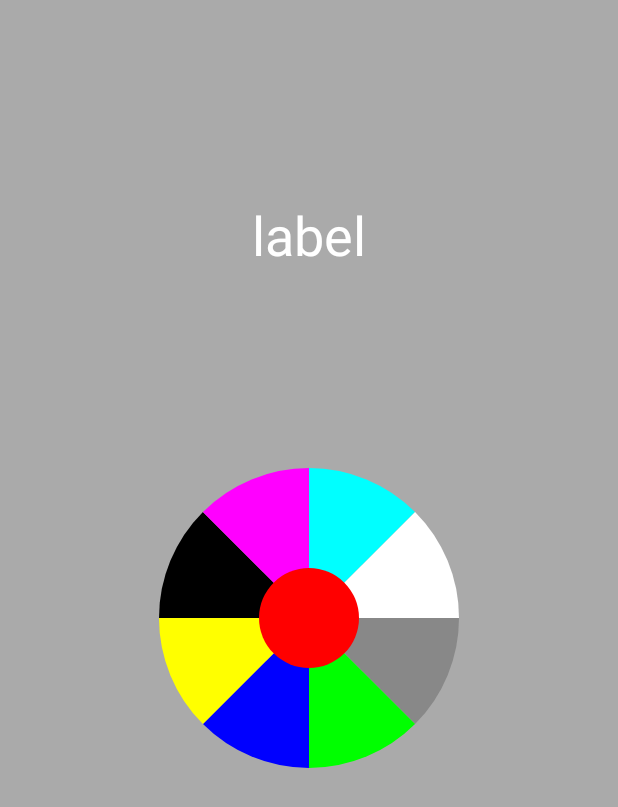
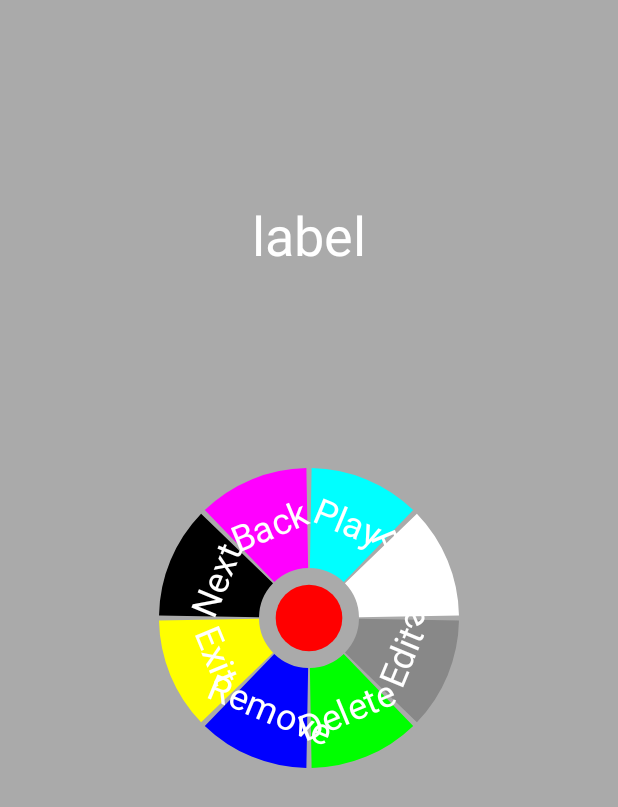
Before and after one commit to NORMss/CustomView, an Android app: the layout activity_main.xml on its own in the app's theme, with its tools: preview values and no code run, on a phone screen of 412 x 824 dp. Shown: the top 807 px of the screen. Run offline under Robolectric (Android 15) with nearby library versions, the phone set to English and light mode, and no system bars.

Commit message:
feature(drawMenuText): feature drawMenuText in TestView.kt
Closes #5

```diff
--- a/app/src/main/java/com/norm/mycustomview/MainActivity.kt
+++ b/app/src/main/java/com/norm/mycustomview/MainActivity.kt
@@ -6,10 +6,6 @@ import com.norm.mycustomview.databinding.ActivityMainBinding
 
 class MainActivity : AppCompatActivity(), TestView.Listener {
     private lateinit var binding: ActivityMainBinding
-    private val menuList = listOf(
-        "Edit", "Delete", "Remove", "Exit",
-        "Next", "Back", "Play", "Pause"
-    )
 
     override fun onCreate(savedInstanceState: Bundle?) {
         super.onCreate(savedInstanceState)
@@ -19,6 +15,6 @@ class MainActivity : AppCompatActivity(), TestView.Listener {
     }
 
     override fun onClick(index: Int) {
-        binding.textView.text = menuList[index]
+        binding.textView.text = TextUtils.menuList[index]
     }
 }
--- a/app/src/main/java/com/norm/mycustomview/TestView.kt
+++ b/app/src/main/java/com/norm/mycustomview/TestView.kt
@@ -4,17 +4,22 @@ import android.content.Context
 import android.graphics.Canvas
 import android.graphics.Color
 import android.graphics.Paint
+import android.graphics.Rect
 import android.util.AttributeSet
 import android.util.Log
 import android.view.MotionEvent
 import android.view.View
 import kotlin.math.atan2
+import kotlin.math.cos
+import kotlin.math.sin
 
 class TestView(
     context: Context,
     attributeSet: AttributeSet,
 ) : View(context, attributeSet) {
     var listener: Listener? = null
+    private val paintCWidth = 100f
+    private val paintText = Paint()
     private val paint = Paint()
     private val paintC = Paint()
     private val startAngle = 0f
@@ -32,11 +37,14 @@ class TestView(
     private var buttonClicked = 0
 
     init {
+        paintText.style = Paint.Style.FILL
+        paintText.color = Color.WHITE
+        paintText.textSize = 36f
         paint.style = Paint.Style.STROKE
         paint.color = Color.GRAY
         paint.strokeWidth = 5f
-        paintC.style = Paint.Style.FILL
         paintC.color = Color.RED
+        paintC.strokeWidth = paintCWidth
     }
 
     override fun onDraw(canvas: Canvas) {
@@ -47,7 +55,8 @@ class TestView(
     private fun drawCircleButton(canvas: Canvas) {
         val centerX = width / 2f
         val centerY = height / 2f
-        val radius = width.coerceAtMost(height) / 2f
+        val radius = (width.coerceAtMost(height) / 2f) - paintCWidth / 2
+        paintC.style = Paint.Style.STROKE
         for (i in colors.indices) {
             paintC.color = if (i == buttonClicked)
                 Color.GRAY
@@ -57,12 +66,13 @@ class TestView(
                 centerY - radius,
                 centerX + radius,
                 centerY + radius,
-                startAngle + i * sweepAngle,
-                sweepAngle,
-                true,
+                startAngle + i * sweepAngle + 1,
+                sweepAngle - 2,
+                false,
                 paintC
             )
         }
+        paintC.style = Paint.Style.FILL
         //Setting the color of the central circle by pressing the button
         paintC.color = colors[buttonClicked]
         canvas.drawCircle(
@@ -71,6 +81,44 @@ class TestView(
             radius / 3f,
             paintC
         )
+        drawMenuText(canvas)
+    }
+
+    private fun drawMenuText(canvas: Canvas) {
+        TextUtils.menuList.forEachIndexed { index, text ->
+            val rect = Rect()
+            paintText.getTextBounds(text, 0, text.length, rect)
+            val angle =
+                ((360f / TextUtils.menuList.size) * index) + ((360f / TextUtils.menuList.size) / 2f)
+            val coordinate = getXY(angle)
+            if (index in 0..3)
+                canvas.rotate(270f + angle, coordinate.first, coordinate.second)
+            else
+                canvas.rotate(90f + angle, coordinate.first, coordinate.second)
+            canvas.drawText(
+                text,
+                coordinate.first - rect.exactCenterX(),
+                coordinate.second - rect.exactCenterY(),
+                paintText
+            )
+            if (index in 0..3)
+                canvas.rotate(-270f - angle, coordinate.first, coordinate.second)
+            else
+                canvas.rotate(-90f - angle, coordinate.first, coordinate.second)
+            Log.d("MyLog", "Index: $index, Text: $text, Angle: $angle")
+        }
+    }
+
+    private fun getXY(
+        angle: Float
+    ): Pair<Float, Float> {
+        val centerX = (width / 2f)
+        val centerY = (height / 2f)
+        val radius = (width / 2f) - (paintCWidth / 2f)
+
+        val x = centerX + radius * cos(Math.toRadians(angle.toDouble())).toFloat()
+        val y = centerY + radius * sin(Math.toRadians(angle.toDouble())).toFloat()
+        return Pair(x, y)
     }
 
     override fun onTouchEvent(event: MotionEvent): Boolean {
--- /dev/null
+++ b/app/src/main/java/com/norm/mycustomview/TextUtils.kt
@@ -0,0 +1,8 @@
+package com.norm.mycustomview
+
+object TextUtils {
+    val menuList = listOf(
+        "Edit", "Delete", "Remove", "Exit",
+        "Next", "Back", "Play", "Pause"
+    )
+}
```
